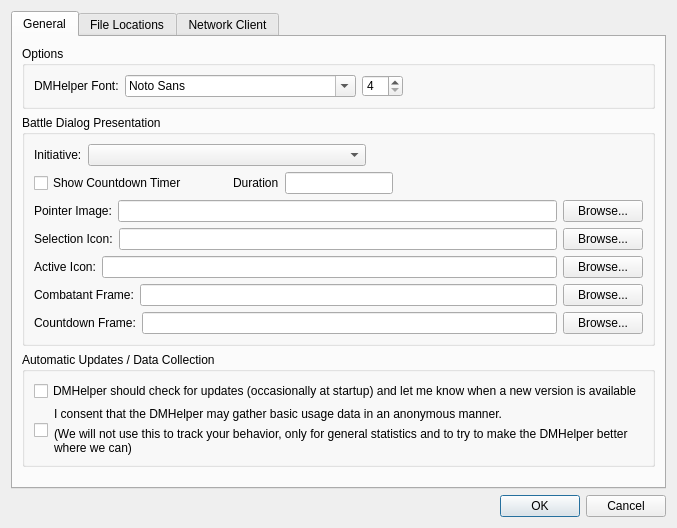
Old version of the form DMHelper/src/optionsdialog.ui in the repository MMetze/DMHelper.
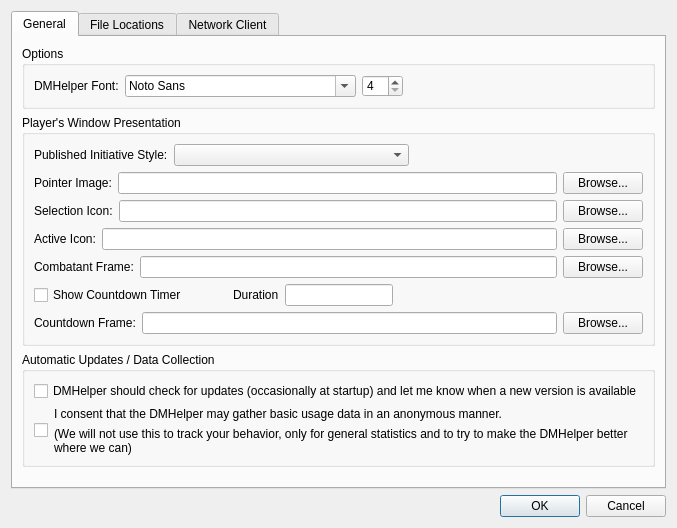
New version of the form. Icons and pictures are not drawn.

Commit message: Cleaned up and paths in battle

Diff of the .ui file:
```diff
--- a/DMHelper/src/optionsdialog.ui
+++ b/DMHelper/src/optionsdialog.ui
@@ -107,7 +107,7 @@
        <item>
         <widget class="QGroupBox" name="groupBox_3">
          <property name="title">
-          <string>Battle Dialog Presentation</string>
+          <string>Player's Window Presentation</string>
          </property>
          <layout class="QVBoxLayout" name="verticalLayout_2">
           <item>
@@ -115,7 +115,7 @@
             <item>
              <widget class="QLabel" name="label_10">
               <property name="text">
-               <string>Initiative:</string>
+               <string>Published Initiative Style:</string>
               </property>
              </widget>
             </item>
@@ -144,53 +144,6 @@
             </item>
            </layout>
           </item>
-          <item>
-           <layout class="QHBoxLayout" name="horizontalLayout" stretch="0,0,0,0,1">
-            <item>
-             <widget class="QCheckBox" name="chkShowCountdown">
-              <property name="text">
-               <string>Show Countdown Timer</string>
-              </property>
-             </widget>
-            </item>
-            <item>
-             <spacer name="horizontalSpacer">
-              <property name="orientation">
-               <enum>Qt::Horizontal</enum>
-              </property>
-              <property name="sizeHint" stdset="0">
-               <size>
-                <width>40</width>
-                <height>20</height>
-               </size>
-              </property>
-             </spacer>
-            </item>
-            <item>
-             <widget class="QLabel" name="label_3">
-              <property name="text">
-               <string>Duration</string>
-              </property>
-             </widget>
-            </item>
-            <item>
-             <widget class="QLineEdit" name="edtCountdownDuration"/>
-            </item>
-            <item>
-             <spacer name="horizontalSpacer_2">
-              <property name="orientation">
-               <enum>Qt::Horizontal</enum>
-              </property>
-              <property name="sizeHint" stdset="0">
-               <size>
-                <width>40</width>
-                <height>20</height>
-               </size>
-              </property>
-             </spacer>
-            </item>
-           </layout>
-          </item>
           <item>
            <layout class="QHBoxLayout" name="horizontalLayout_7">
             <item>
@@ -275,6 +228,53 @@
             </item>
            </layout>
           </item>
+          <item>
+           <layout class="QHBoxLayout" name="horizontalLayout" stretch="0,0,0,0,1">
+            <item>
+             <widget class="QCheckBox" name="chkShowCountdown">
+              <property name="text">
+               <string>Show Countdown Timer</string>
+              </property>
+             </widget>
+            </item>
+            <item>
+             <spacer name="horizontalSpacer">
+              <property name="orientation">
+               <enum>Qt::Horizontal</enum>
+              </property>
+              <property name="sizeHint" stdset="0">
+               <size>
+                <width>40</width>
+                <height>20</height>
+               </size>
+              </property>
+             </spacer>
+            </item>
+            <item>
+             <widget class="QLabel" name="label_3">
+              <property name="text">
+               <string>Duration</string>
+              </property>
+             </widget>
+            </item>
+            <item>
+             <widget class="QLineEdit" name="edtCountdownDuration"/>
+            </item>
+            <item>
+             <spacer name="horizontalSpacer_2">
+              <property name="orientation">
+               <enum>Qt::Horizontal</enum>
+              </property>
+              <property name="sizeHint" stdset="0">
+               <size>
+                <width>40</width>
+                <height>20</height>
+               </size>
+              </property>
+             </spacer>
+            </item>
+           </layout>
+          </item>
           <item>
            <layout class="QHBoxLayout" name="horizontalLayout_12">
             <item>
```
The commit also changes 21 other files.
